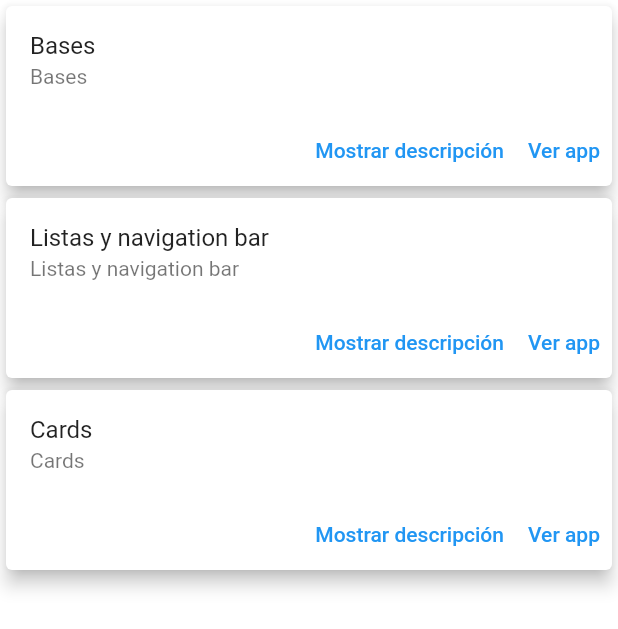
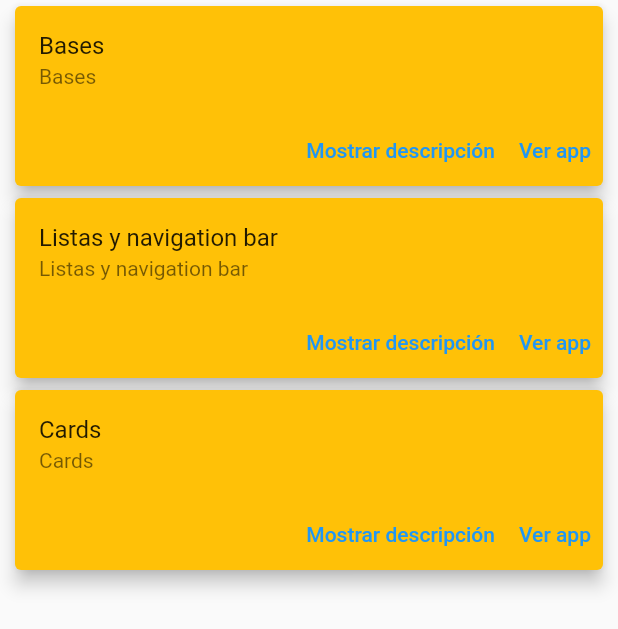
Before and after one commit to saurmo/dllo-movil-flutter, a Flutter app: the screen it shows after launch, on a phone screen of 412 x 824 dp. Shown: the top 629 px of the screen. Run offline on Flutter 3.47's test engine with Material 2 defaults, Android fonts, the phone set to English and light mode, and no system bars.

Commit message:
Actualización home

```diff
--- a/flutter/todov2/lib/app_ejemplo_1/pages/apis_free.dart
+++ b/flutter/todov2/lib/app_ejemplo_1/pages/apis_free.dart
@@ -33,9 +33,8 @@ class _ApisFree extends State {
               } else {
                 return Text("No hay datos para mostrar");
               }
-
             default:
-              return Text("Ha ocurrido un error inesperado.");
+              return const Text("Ha ocurrido un error inesperado.");
           }
         },
       ),
--- a/flutter/todov2/lib/home.dart
+++ b/flutter/todov2/lib/home.dart
@@ -13,8 +13,10 @@ class _HomeApps extends State<HomeApps> {
   List<String> appsFlutter = ["Bases", "Listas y navigation bar", "Cards"];
 
   fillListView() {
-    var appsWidgets = appsFlutter
-        .map((e) => Card(
+    var appsWidgets = appsFlutter.map(
+      (e) {
+        return Card(
+          margin: const EdgeInsets.symmetric(horizontal: 10, vertical: 4),
           elevation: 5,
           child: Column(
             children: [
@@ -33,15 +35,16 @@ class _HomeApps extends State<HomeApps> {
               )
             ],
           ),
-            ))
-        .toList();
+        );
+      },
+    ).toList();
     return appsWidgets;
   }
 
   @override
   Widget build(BuildContext context) {
-    return Center(
-      child: ListView(
+    return Scaffold(
+      body: ListView(
         children: fillListView(),
       ),
     );
--- a/flutter/todov2/lib/main.dart
+++ b/flutter/todov2/lib/main.dart
@@ -25,12 +25,13 @@ class MyApp extends StatelessWidget {
   @override
   Widget build(BuildContext context) {
     return MaterialApp(
-      title: 'Flutter Demo',
-      theme: ThemeData(
-        primarySwatch: Colors.blue,
+      title: 'MaterialaApp',
+      theme: ThemeData.light().copyWith(
+        primaryColor: Colors.amberAccent,
+        cardColor: Colors.amber,
       ),
       home: HomeApps(),
-      routes: AppRouter.routers() ,
+      routes: AppRouter.routers(),
     );
   }
 }
```
Also changed, not shown: flutter/todov2/lib/app_ejemplo_1/pages/home.dart (+6 -3 lines). Lines whose indentation alone changed are shown as unchanged.
